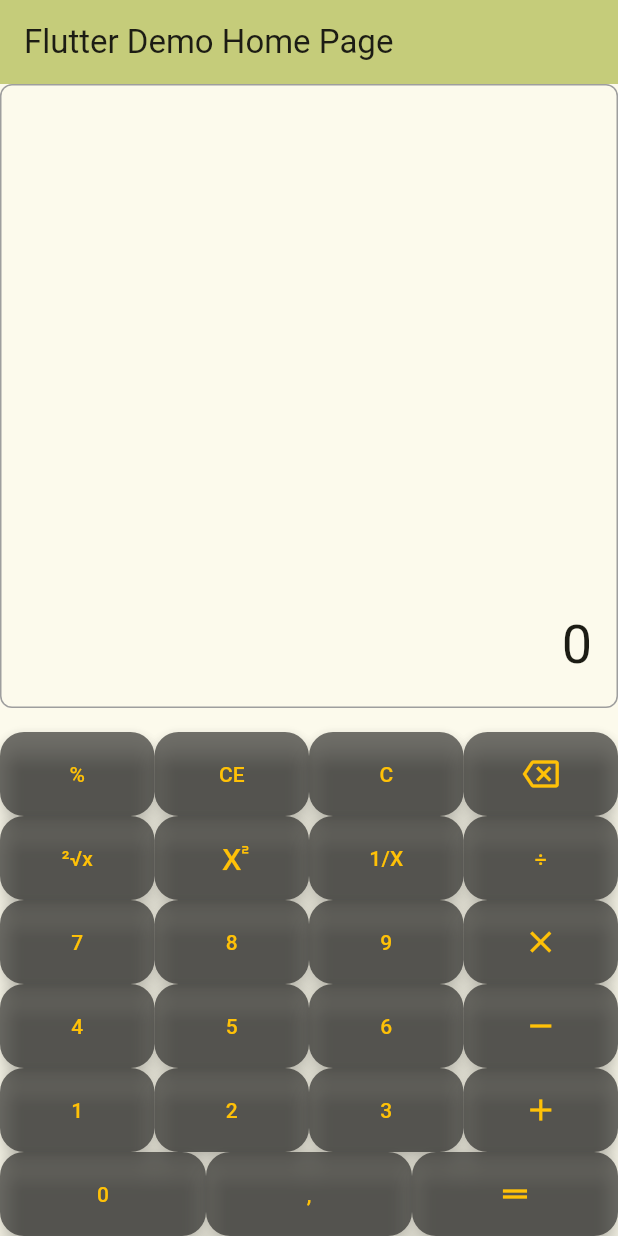
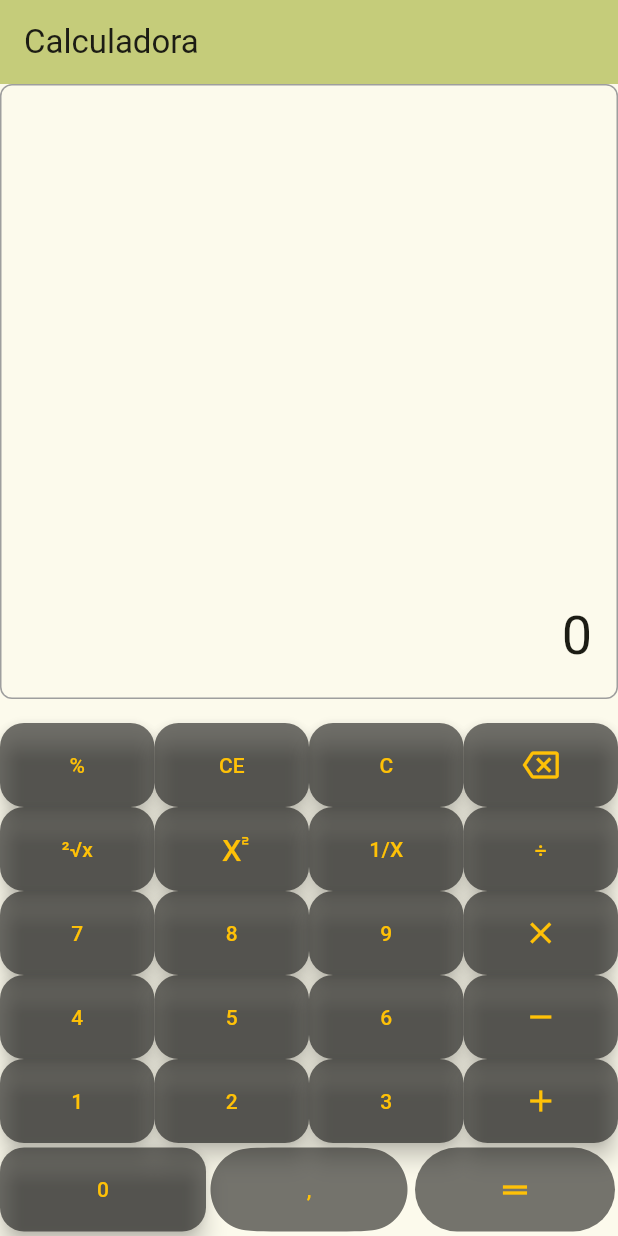
Before and after one commit to Canopus303/calculadora, a Flutter app: the screen it shows after launch, on a phone screen of 412 x 824 dp. Run offline on Flutter 3.47's test engine with Material 3 defaults, Android fonts, the phone set to English and light mode, and no system bars; our stand-ins replace math_expressions.

Commit message:
ProbandoFormas

```diff
--- a/lib/main.dart
+++ b/lib/main.dart
@@ -14,7 +14,7 @@ class MyApp extends StatelessWidget {
     return MaterialApp(
       title: 'Calculadora',
       theme: ThemeData(colorScheme: .fromSeed(seedColor: const Color.fromARGB(255, 129, 136, 63))),
-      home: const MyHomePage(title: 'Flutter Demo Home Page'),
+      home: const MyHomePage(title: 'Calculadora'),
     );
   }
 }
@@ -394,21 +394,33 @@ class _MyHomePageState extends State<MyHomePage> {
                 ),
               ),
               Expanded(
+                child: Padding(padding: const EdgeInsets.all(3),
                   child:
                   FloatingActionButton(
                     backgroundColor: Colors.black54,
                     foregroundColor: Colors.amber,
+                    elevation: 0,
+                    shape: RoundedSuperellipseBorder(
+                      borderRadius: BorderRadiusGeometry.circular(2000)
+                    ),
                     onPressed: () => escribirNumero(','),
                     child: const Text(','),
                   ),
                 ),
+              ),
               Expanded(
+                child: Padding(padding: const EdgeInsets.all(2),
                   child:
                   FloatingActionButton(
                     backgroundColor: Colors.black54,
                     foregroundColor: Colors.amber,
+                    elevation: 0,
+                    shape: RoundedRectangleBorder(
+                      borderRadius: BorderRadiusGeometry.circular(40)
+                    ),
                     onPressed: calcular,
                     child: Icon(Icons.drag_handle),
+                  ),
                 ),
               ),
             ],
```
Lines whose indentation alone changed are shown as unchanged.
